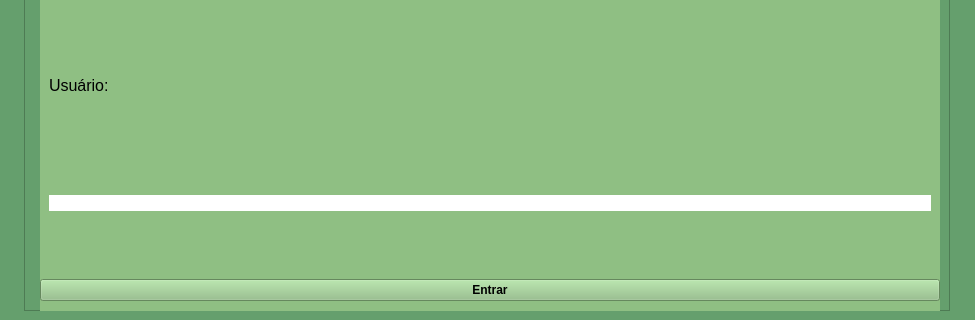
This is ui/login_senha.ui in Eulampio/Conta_Gol_Projeto_Mauricio as Qt 5 draws it before an edit; both pictures show x 0 to 975 and y 262 to 582 of the 975 by 582 pixel window. The edited form follows.
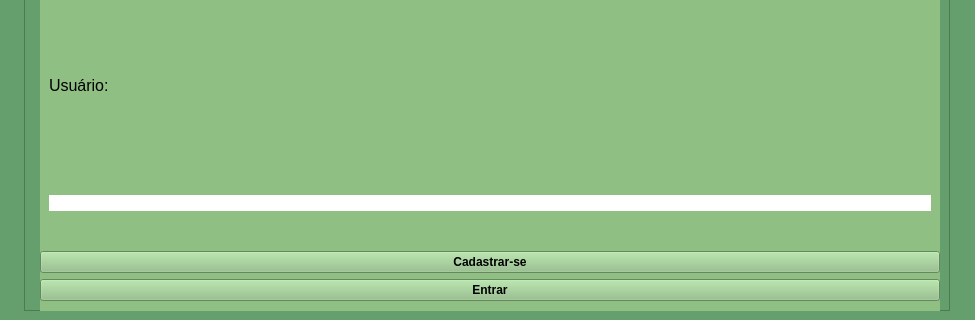
This is the edited form.

```diff
--- a/ui/login_senha.ui
+++ b/ui/login_senha.ui
@@ -145,7 +145,7 @@
          </layout>
         </widget>
        </item>
-       <item row="2" column="1">
+       <item row="3" column="1">
         <widget class="QPushButton" name="botao_entrar">
          <property name="font">
           <font>
@@ -161,6 +161,21 @@
          </property>
         </widget>
        </item>
+       <item row="2" column="1">
+        <widget class="QPushButton" name="botao_cadastrar">
+         <property name="font">
+          <font>
+           <bold>true</bold>
+          </font>
+         </property>
+         <property name="styleSheet">
+          <string notr="true">background-color: rgb(143, 191, 131);</string>
+         </property>
+         <property name="text">
+          <string>Cadastrar-se</string>
+         </property>
+        </widget>
+       </item>
       </layout>
      </widget>
     </item>
```
